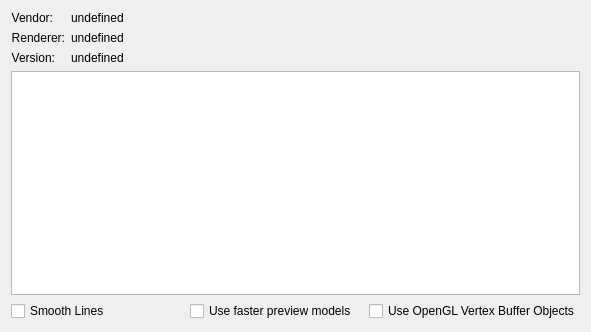
First picture: the form in source/EXTENSIONS/GLRenderer/source/glConfigDialog.ui, repository BALL-Project/ball, before the edit.
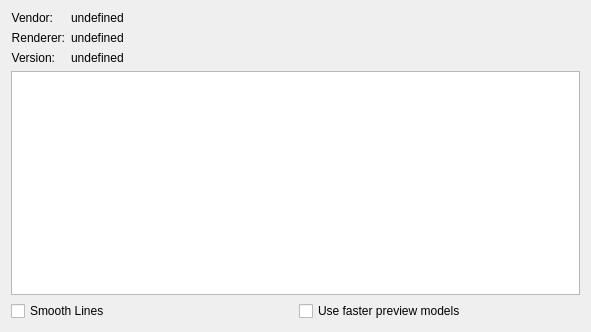
Second picture: the form after the edit.

The edit to the form file:
```diff
--- a/source/EXTENSIONS/GLRenderer/source/glConfigDialog.ui
+++ b/source/EXTENSIONS/GLRenderer/source/glConfigDialog.ui
@@ -128,19 +128,6 @@
        </property>
       </widget>
      </item>
-     <item>
-      <widget class="QCheckBox" name="use_vertex_buffers">
-       <property name="toolTip">
-        <string>Select to use OpenGL vertex buffer. Results in greater performance.</string>
-       </property>
-       <property name="text">
-        <string>Use OpenGL Vertex Buffer Objects</string>
-       </property>
-       <property name="checked">
-        <bool>false</bool>
-       </property>
-      </widget>
-     </item>
     </layout>
    </item>
   </layout>
```
